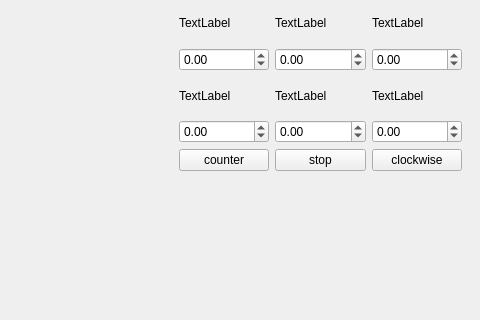
Above: cppCode/src/widget.ui from goodvsme/Robot-SemseterProject2 before the change; both pictures show x 480 to 960 and y 100 to 420 of the 960 by 540 pixel window. Below: the same form after it.
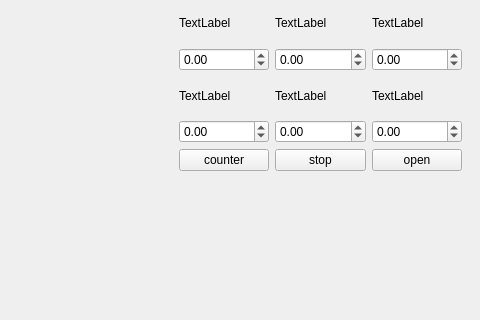
That is the form after the change.

What changed in the file:
```diff
--- a/cppCode/src/widget.ui
+++ b/cppCode/src/widget.ui
@@ -236,7 +236,7 @@
       <item>
        <widget class="QPushButton" name="clockwise">
         <property name="text">
-         <string>clockwise</string>
+         <string>open</string>
         </property>
        </widget>
       </item>
```
